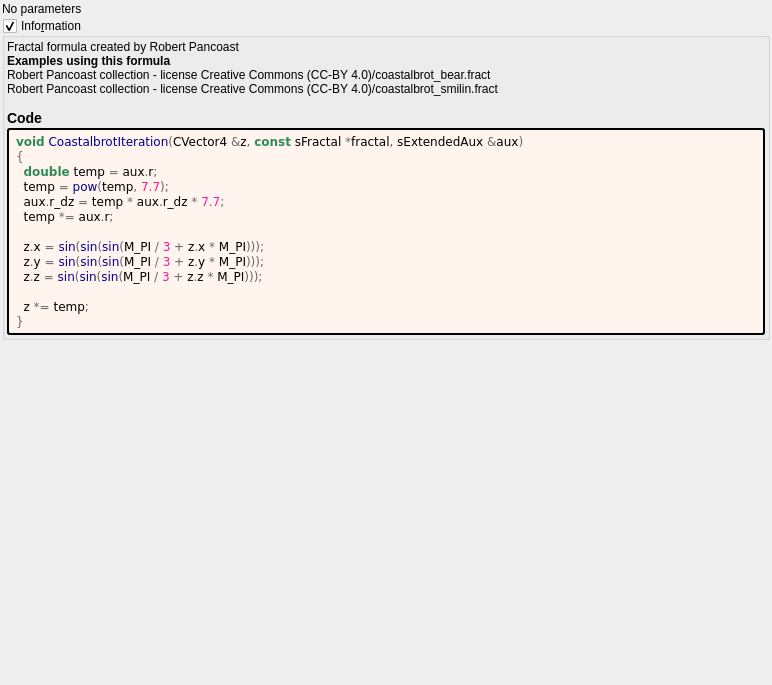
Above: mandelbulber2/formula/ui/fractal_coastalbrot.ui from buddhi1980/mandelbulber2 before the change. Below: the same form after it.
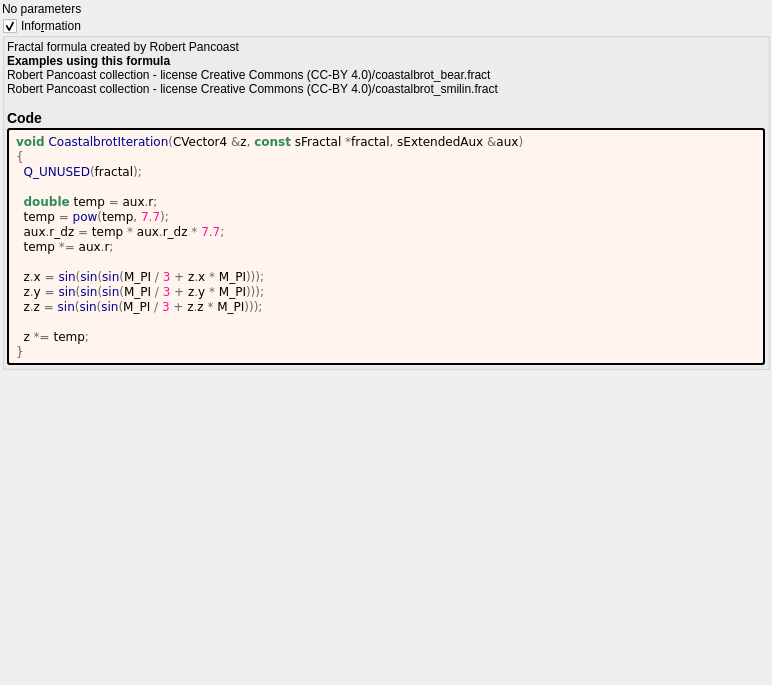
That is the form after the change. Custom widgets are drawn as their Qt base class.

The edit to the form file:
```diff
--- a/mandelbulber2/formula/ui/fractal_coastalbrot.ui
+++ b/mandelbulber2/formula/ui/fractal_coastalbrot.ui
@@ -90,6 +90,8 @@
          <string notr="true">&lt;body style=&quot;background-color:#fff5ee&quot;&gt;
 &lt;pre style=&quot;color:#000000; background-color:#fff5ee;  font-family:'Courier New',monospace;&quot;&gt;&lt;span style=&quot;color:#2e8b57; font-weight:bold&quot;&gt;void&lt;/span&gt; &lt;span style=&quot;color:#00008f&quot;&gt;CoastalbrotIteration&lt;/span&gt;&lt;span style=&quot;color:#676767&quot;&gt;(&lt;/span&gt;CVector4 &lt;span style=&quot;color:#676767&quot;&gt;&amp;amp;&lt;/span&gt;z&lt;span style=&quot;color:#676767&quot;&gt;,&lt;/span&gt; &lt;span style=&quot;color:#2e8b57; font-weight:bold&quot;&gt;const&lt;/span&gt; sFractal &lt;span style=&quot;color:#676767&quot;&gt;*&lt;/span&gt;fractal&lt;span style=&quot;color:#676767&quot;&gt;,&lt;/span&gt; sExtendedAux &lt;span style=&quot;color:#676767&quot;&gt;&amp;amp;&lt;/span&gt;aux&lt;span style=&quot;color:#676767&quot;&gt;)&lt;/span&gt;
 &lt;span style=&quot;color:#676767&quot;&gt;{&lt;/span&gt;
+  &lt;span style=&quot;color:#00008f&quot;&gt;Q_UNUSED&lt;/span&gt;&lt;span style=&quot;color:#676767&quot;&gt;(&lt;/span&gt;fractal&lt;span style=&quot;color:#676767&quot;&gt;);&lt;/span&gt;
+
   &lt;span style=&quot;color:#2e8b57; font-weight:bold&quot;&gt;double&lt;/span&gt; temp &lt;span style=&quot;color:#676767&quot;&gt;=&lt;/span&gt; aux&lt;span style=&quot;color:#676767&quot;&gt;.&lt;/span&gt;r&lt;span style=&quot;color:#676767&quot;&gt;;&lt;/span&gt;
   temp &lt;span style=&quot;color:#676767&quot;&gt;=&lt;/span&gt; &lt;span style=&quot;color:#00008f&quot;&gt;pow&lt;/span&gt;&lt;span style=&quot;color:#676767&quot;&gt;(&lt;/span&gt;temp&lt;span style=&quot;color:#676767&quot;&gt;,&lt;/span&gt; &lt;span style=&quot;color:#ff1493&quot;&gt;7.7&lt;/span&gt;&lt;span style=&quot;color:#676767&quot;&gt;);&lt;/span&gt;
   aux&lt;span style=&quot;color:#676767&quot;&gt;.&lt;/span&gt;r_dz &lt;span style=&quot;color:#676767&quot;&gt;=&lt;/span&gt; temp &lt;span style=&quot;color:#676767&quot;&gt;*&lt;/span&gt; aux&lt;span style=&quot;color:#676767&quot;&gt;.&lt;/span&gt;r_dz &lt;span style=&quot;color:#676767&quot;&gt;*&lt;/span&gt; &lt;span style=&quot;color:#ff1493&quot;&gt;7.7&lt;/span&gt;&lt;span style=&quot;color:#676767&quot;&gt;;&lt;/span&gt;
```
